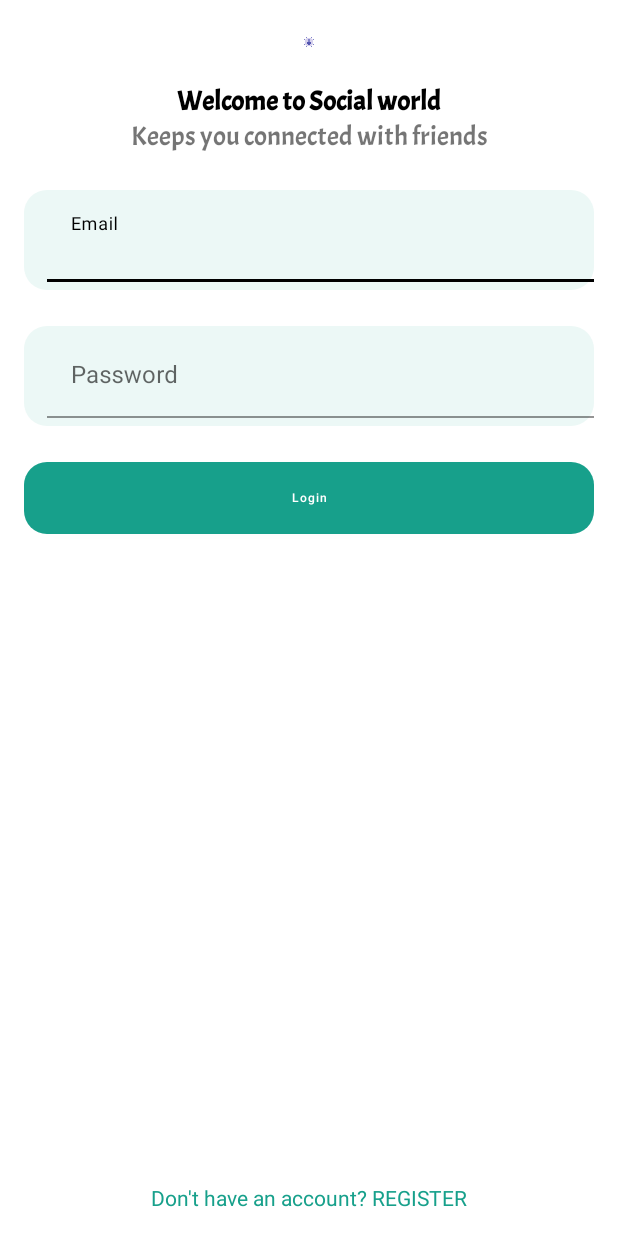
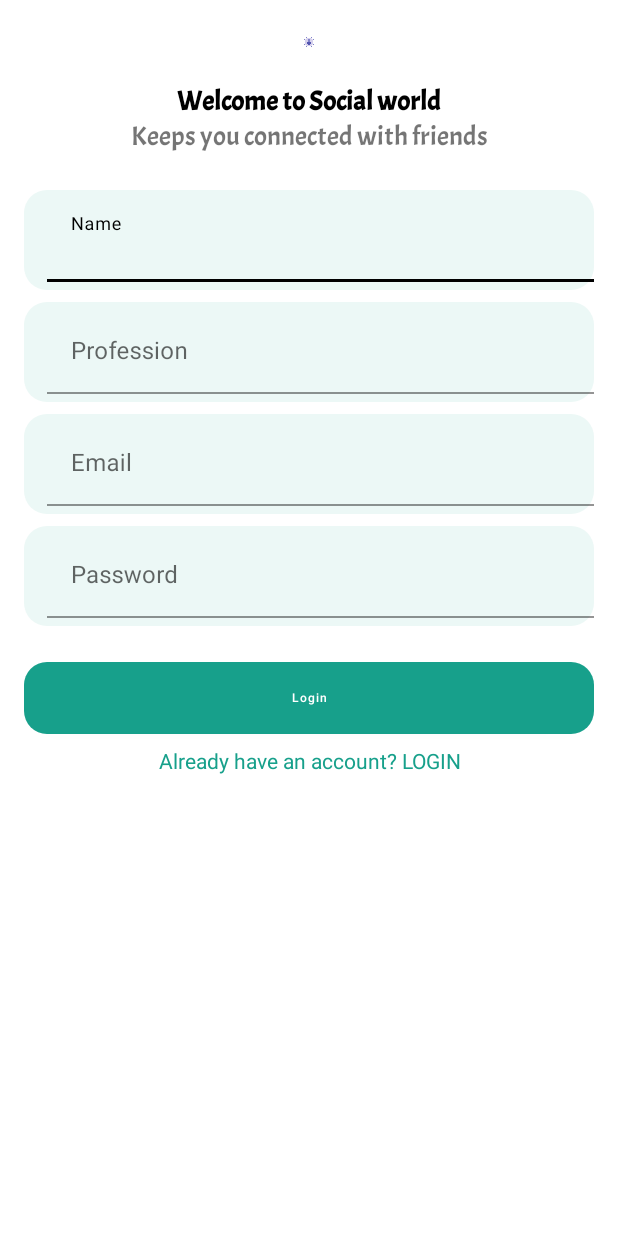
Before and after one commit to priyamprakash/Social-media-21, an Android app: the screen it shows after launch (LoginActivity before the commit, SignupActivity after it), on a phone screen of 412 x 824 dp. Run offline under Robolectric (Android 15) with nearby library versions, the phone set to English and light mode, and no system bars.

Commit message:
signup activity

```diff
--- a/app/src/main/AndroidManifest.xml
+++ b/app/src/main/AndroidManifest.xml
@@ -10,7 +10,7 @@
         android:supportsRtl="true"
         android:theme="@style/Theme.Social21">
         <activity
-            android:name=".LoginActivity"
+            android:name=".SignupActivity"
             android:exported="true" >
             <intent-filter>
                 <action android:name="android.intent.action.MAIN" />
@@ -18,9 +18,12 @@
                 <category android:name="android.intent.category.LAUNCHER" />
             </intent-filter>
         </activity>
-        <activity android:name=".MainActivity">
+        <activity
+            android:name=".LoginActivity"
+            android:exported="true">
 
         </activity>
+        <activity android:name=".MainActivity"></activity>
     </application>
 
 </manifest>
--- /dev/null
+++ b/app/src/main/java/com/app/social21/SignupActivity.java
@@ -0,0 +1,14 @@
+package com.app.social21;
+
+import androidx.appcompat.app.AppCompatActivity;
+
+import android.os.Bundle;
+
+public class SignupActivity extends AppCompatActivity {
+
+    @Override
+    protected void onCreate(Bundle savedInstanceState) {
+        super.onCreate(savedInstanceState);
+        setContentView(R.layout.activity_signup);
+    }
+}
--- a/app/src/main/res/layout/activity_login.xml
+++ b/app/src/main/res/layout/activity_login.xml
@@ -70,7 +70,7 @@
         app:layout_constraintTop_toBottomOf="@+id/textView15">
 
         <com.google.android.material.textfield.TextInputEditText
-            android:id="@+id/email"
+            android:id="@+id/emailET"
             android:layout_width="match_parent"
             android:layout_height="wrap_content"
             android:background="@android:color/transparent"
@@ -100,7 +100,7 @@
         app:layout_constraintTop_toBottomOf="@+id/textInputLayout">
 
         <com.google.android.material.textfield.TextInputEditText
-            android:id="@+id/password"
+            android:id="@+id/passwordET"
             android:layout_width="match_parent"
             android:layout_height="wrap_content"
             android:background="@android:color/transparent"
--- /dev/null
+++ b/app/src/main/res/layout/activity_signup.xml
@@ -0,0 +1,203 @@
+<?xml version="1.0" encoding="utf-8"?>
+<ScrollView xmlns:android="http://schemas.android.com/apk/res/android"
+    xmlns:app="http://schemas.android.com/apk/res-auto"
+    xmlns:tools="http://schemas.android.com/tools"
+    android:layout_width="match_parent"
+    android:layout_height="match_parent"
+    tools:context=".SignupActivity">
+
+
+    <LinearLayout
+        android:layout_width="match_parent"
+        android:layout_height="wrap_content"
+        android:orientation="vertical"
+        app:layout_constraintEnd_toEndOf="parent"
+        app:layout_constraintHorizontal_bias="0.5"
+        app:layout_constraintStart_toStartOf="parent"
+        app:layout_constraintTop_toTopOf="parent">
+
+        <ImageView
+            android:id="@+id/imageView5"
+            android:layout_width="@dimen/_150mdp"
+            android:layout_height="@dimen/_150mdp"
+            android:layout_gravity="center"
+            android:layout_marginTop="24dp"
+            app:layout_constraintBottom_toTopOf="@+id/textView10"
+            app:layout_constraintEnd_toEndOf="parent"
+            app:layout_constraintHorizontal_bias="0.5"
+            app:layout_constraintStart_toStartOf="parent"
+            app:layout_constraintTop_toTopOf="parent"
+            app:layout_constraintVertical_chainStyle="packed"
+            app:srcCompat="@drawable/fingerprint" />
+
+        <TextView
+            android:id="@+id/textView10"
+            android:layout_width="match_parent"
+            android:layout_height="wrap_content"
+            android:layout_marginTop="24dp"
+            android:fontFamily="@font/acme"
+            android:gravity="center_horizontal"
+            android:text="Welcome to Social world"
+            android:textAlignment="center"
+            android:textColor="@color/black"
+            android:textSize="18sp"
+
+            android:textStyle="bold" />
+
+        <TextView
+            android:id="@+id/textView15"
+            android:layout_width="match_parent"
+            android:layout_height="wrap_content"
+            android:fontFamily="@font/acme"
+            android:gravity="center_horizontal"
+            android:text="Keeps you connected with friends"
+            android:textAlignment="center"
+            android:textSize="18sp"
+            app:layout_constraintBottom_toTopOf="@+id/textInputLayout"
+            app:layout_constraintEnd_toEndOf="@+id/textView10"
+            app:layout_constraintHorizontal_bias="0.5"
+            app:layout_constraintStart_toStartOf="@+id/textView10"
+            app:layout_constraintTop_toBottomOf="@+id/textView10" />
+
+        <com.google.android.material.textfield.TextInputLayout
+
+            android:id="@+id/textInputLayout"
+            android:layout_width="match_parent"
+            android:layout_height="wrap_content"
+            android:layout_marginStart="16dp"
+            android:layout_marginLeft="16dp"
+            android:layout_marginTop="24dp"
+            android:layout_marginEnd="16dp"
+            android:layout_marginRight="16dp"
+            android:background="@drawable/input_text_bg"
+            android:paddingStart="15dp"
+            android:paddingLeft="15dp"
+            android:paddingTop="5dp"
+            android:paddingBottom="5dp">
+
+            <com.google.android.material.textfield.TextInputEditText
+                android:id="@+id/nameET"
+                android:layout_width="match_parent"
+                android:layout_height="wrap_content"
+                android:background="@android:color/transparent"
+                android:hint="Name" />
+
+        </com.google.android.material.textfield.TextInputLayout>
+
+        <com.google.android.material.textfield.TextInputLayout
+            android:id="@+id/textInputLayout2"
+            android:layout_width="match_parent"
+            android:layout_height="wrap_content"
+            android:layout_marginStart="16dp"
+            android:layout_marginLeft="16dp"
+            android:layout_marginTop="8dp"
+            android:layout_marginEnd="16dp"
+            android:layout_marginRight="16dp"
+            android:background="@drawable/input_text_bg"
+
+            android:paddingStart="15dp"
+            android:paddingLeft="15dp"
+            android:paddingTop="5dp"
+            android:paddingBottom="5dp"
+            app:layout_constraintBottom_toTopOf="@+id/login_btn"
+            app:layout_constraintEnd_toEndOf="parent"
+            app:layout_constraintHorizontal_bias="0.5"
+            app:layout_constraintStart_toStartOf="parent"
+            app:layout_constraintTop_toBottomOf="@+id/textInputLayout">
+
+            <com.google.android.material.textfield.TextInputEditText
+                android:id="@+id/professionET"
+                android:layout_width="match_parent"
+                android:layout_height="wrap_content"
+                android:background="@android:color/transparent"
+                android:hint="Profession" />
+
+        </com.google.android.material.textfield.TextInputLayout>
+
+        <com.google.android.material.textfield.TextInputLayout
+
+            android:id="@+id/textInputLayout3"
+            android:layout_width="match_parent"
+            android:layout_height="wrap_content"
+            android:layout_marginStart="16dp"
+            android:layout_marginLeft="16dp"
+            android:layout_marginTop="8dp"
+            android:layout_marginEnd="16dp"
+            android:layout_marginRight="16dp"
+            android:background="@drawable/input_text_bg"
+            android:paddingStart="15dp"
+            android:paddingLeft="15dp"
+            android:paddingTop="5dp"
+            android:paddingBottom="5dp">
+
+            <com.google.android.material.textfield.TextInputEditText
+                android:id="@+id/emailET"
+                android:layout_width="match_parent"
+                android:layout_height="wrap_content"
+                android:background="@android:color/transparent"
+                android:hint="Email" />
+
+        </com.google.android.material.textfield.TextInputLayout>
+
+        <com.google.android.material.textfield.TextInputLayout
+            android:id="@+id/textInputLayout4"
+            android:layout_width="match_parent"
+            android:layout_height="wrap_content"
+            android:layout_marginStart="16dp"
+            android:layout_marginLeft="16dp"
+            android:layout_marginTop="8dp"
+            android:layout_marginEnd="16dp"
+            android:layout_marginRight="16dp"
+            android:background="@drawable/input_text_bg"
+
+            android:paddingStart="15dp"
+            android:paddingLeft="15dp"
+            android:paddingTop="5dp"
+            android:paddingBottom="5dp">
+
+            <com.google.android.material.textfield.TextInputEditText
+                android:id="@+id/passwordET"
+                android:layout_width="match_parent"
+                android:layout_height="wrap_content"
+                android:background="@android:color/transparent"
+                android:hint="Password" />
+
+        </com.google.android.material.textfield.TextInputLayout>
+
+        <Button
+            android:id="@+id/login_btn"
+            android:layout_width="match_parent"
+            android:layout_height="wrap_content"
+            android:layout_marginStart="16dp"
+            android:layout_marginLeft="16dp"
+            android:layout_marginTop="24dp"
+            android:layout_marginEnd="16dp"
+            android:layout_marginRight="16dp"
+            android:background="@drawable/input_button_bg"
+            android:text="Login"
+            android:textAllCaps="false"
+            android:textColor="@color/white"
+            android:textSize="@dimen/_14font_mdp"
+            app:backgroundTint="@color/green" />
+
+        <TextView
+            android:id="@+id/register"
+            android:layout_width="match_parent"
+            android:layout_height="wrap_content"
+            android:textAlignment="center"
+            android:layout_marginBottom="16dp"
+            android:layout_marginTop="8dp"
+            android:text="Already have an account? LOGIN"
+            android:textColor="@color/green"
+            app:layout_constraintBottom_toBottomOf="parent"
+            app:layout_constraintEnd_toEndOf="parent"
+            app:layout_constraintHorizontal_bias="0.5"
+            app:layout_constraintStart_toStartOf="parent"
+            android:gravity="center_horizontal" />
+
+    </LinearLayout>
+
+
+
+
+</ScrollView>
```
